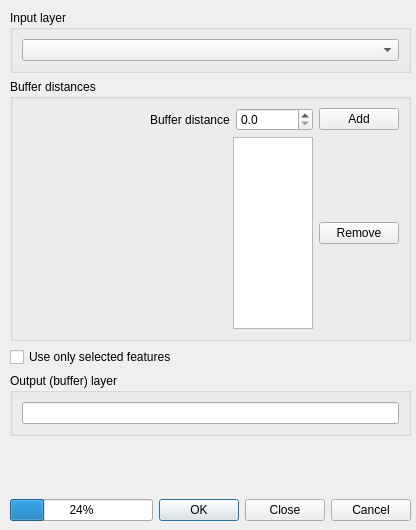
First picture: the form in ui_multidistancebuffer.ui, repository havatv/qgismultidistancebufferplugin, before the edit.
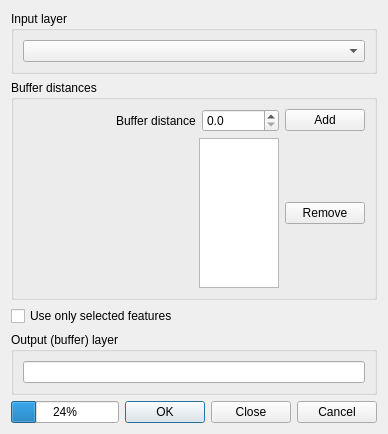
Second picture: the form after the edit.

Diff of the .ui file:
```diff
--- a/ui_multidistancebuffer.ui
+++ b/ui_multidistancebuffer.ui
@@ -6,23 +6,14 @@
    <rect>
     <x>0</x>
     <y>0</y>
-    <width>416</width>
-    <height>530</height>
+    <width>388</width>
+    <height>434</height>
    </rect>
   </property>
   <property name="windowTitle">
    <string>Multi-distance Buffer</string>
   </property>
-  <widget class="QWidget" name="layoutWidget">
-   <property name="geometry">
-    <rect>
-     <x>10</x>
-     <y>10</y>
-     <width>401</width>
-     <height>511</height>
-    </rect>
-   </property>
-   <layout class="QVBoxLayout" name="verticalLayout" stretch="0,0,0,0,0,0">
+  <layout class="QVBoxLayout" name="verticalLayout_3">
     <item>
      <widget class="QGroupBox" name="groupBox_3">
       <property name="title">
@@ -175,19 +166,6 @@
       </layout>
      </widget>
     </item>
-    <item>
-     <spacer name="verticalSpacer">
-      <property name="orientation">
-       <enum>Qt::Vertical</enum>
-      </property>
-      <property name="sizeHint" stdset="0">
-       <size>
-        <width>20</width>
-        <height>40</height>
-       </size>
-      </property>
-     </spacer>
-    </item>
     <item>
      <layout class="QHBoxLayout" name="horizontalLayout">
       <item>
@@ -206,8 +184,10 @@
       </item>
      </layout>
     </item>
-   </layout>
-  </widget>
+   <item>
+    <layout class="QVBoxLayout" name="verticalLayout" stretch=""/>
+   </item>
+  </layout>
  </widget>
  <resources/>
  <connections/>
```
Lines whose indentation alone changed are shown as unchanged.
